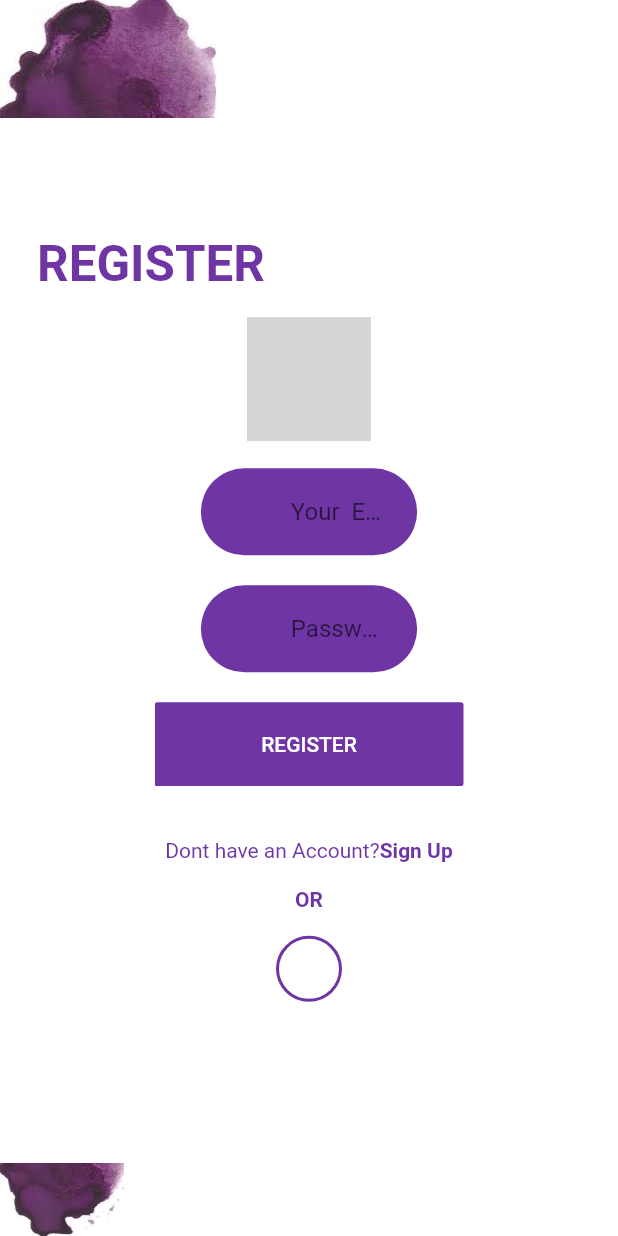
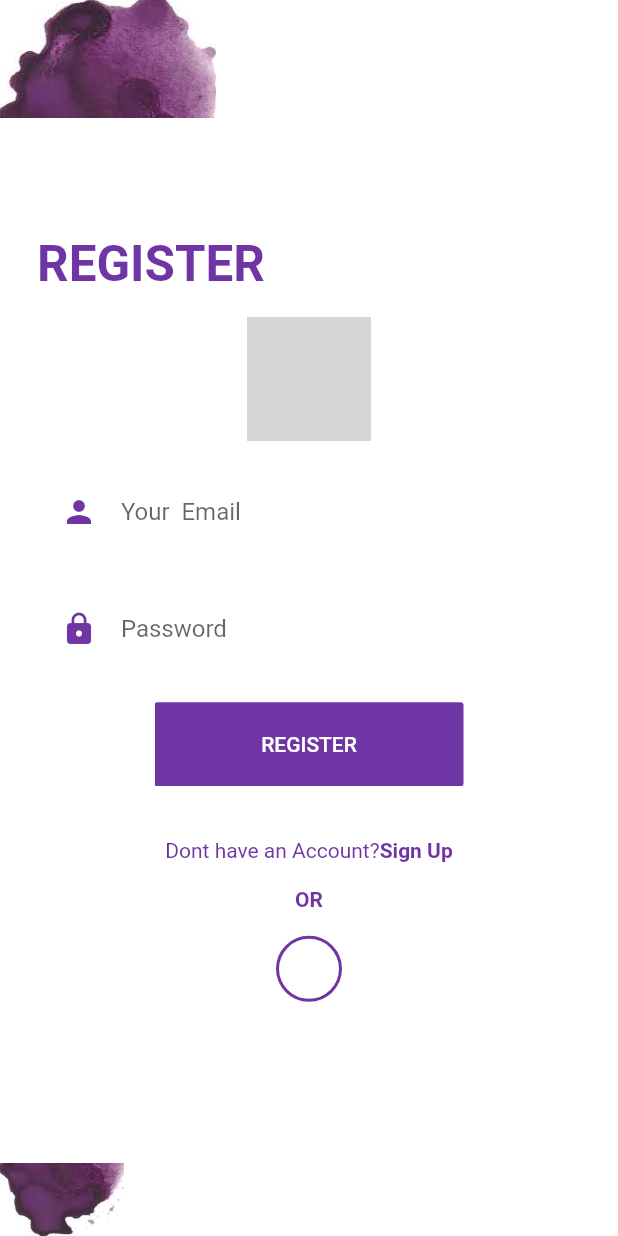
Before and after one commit to Nicoale/PickiFlutter, a Flutter app: the SignUpScreen screen opened directly, on a phone screen of 412 x 824 dp. Run offline on Flutter 3.47's test engine with Material 2 defaults, Android fonts, the phone set to English and light mode, and no system bars; our stand-ins replace flutter_svg; project files that could hold a hidden picture were left out; grey boxes are pictures that could not be loaded.

Commit message:
changed the width and color of the text field

```diff
--- a/lib/Screens/Login/components/text_field.dart
+++ b/lib/Screens/Login/components/text_field.dart
@@ -14,9 +14,9 @@ class TextFieldContainer extends StatelessWidget {
     return Container(
       margin:  const EdgeInsets.symmetric(vertical: 10),
       padding: const EdgeInsets.symmetric(horizontal: 20, vertical:5 ),
-      width: size.width * 0.35,
+      width: size.width * 0.90,
       decoration: BoxDecoration(
-        color: kPrimaryColor,
+        color: Colors.white,
         borderRadius: BorderRadius.circular(29),
       ),
       child: child,
```
